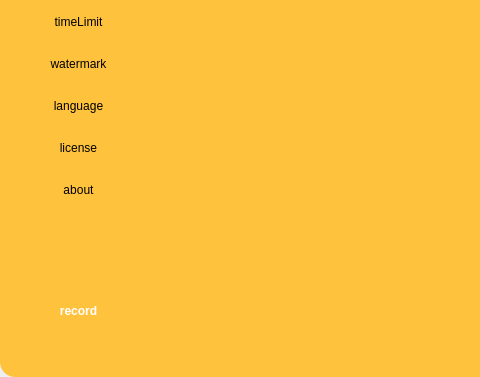
Old version of the form Adora/Adora/Ui/Adora.ui in the repository hash1018/Adora; both pictures show x 0 to 480 and y 273 to 650 of the 750 by 650 pixel window.
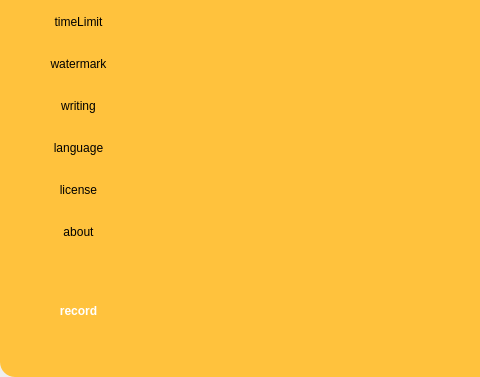
New version of the form. Icons and pictures are not drawn. Custom widgets are drawn as their Qt base class.

What changed in the file:
```diff
--- a/Adora/Adora/Ui/Adora.ui
+++ b/Adora/Adora/Ui/Adora.ui
@@ -108,6 +108,20 @@
 }
 
 
+QPushButton#writingButton {
+    background-color: transparent;
+    border: 0px;
+}
+QPushButton#writingButton:hover {
+    background-color: #FFCE64;
+}
+QPushButton#writingButton:checked {
+    background-color: #FFD477;
+}
+
+
+
+
 QPushButton#languageButton {
     background-color: transparent;
     border: 0px;
@@ -386,6 +400,25 @@
             </property>
            </widget>
           </item>
+          <item>
+           <widget class="MenuButton" name="writingButton">
+            <property name="minimumSize">
+             <size>
+              <width>157</width>
+              <height>42</height>
+             </size>
+            </property>
+            <property name="maximumSize">
+             <size>
+              <width>157</width>
+              <height>42</height>
+             </size>
+            </property>
+            <property name="text">
+             <string>writing</string>
+            </property>
+           </widget>
+          </item>
           <item>
            <widget class="MenuButton" name="languageButton">
             <property name="minimumSize">
@@ -463,7 +496,7 @@
             <property name="sizeHint" stdset="0">
              <size>
               <width>20</width>
-              <height>40</height>
+              <height>10</height>
              </size>
             </property>
            </spacer>
```
